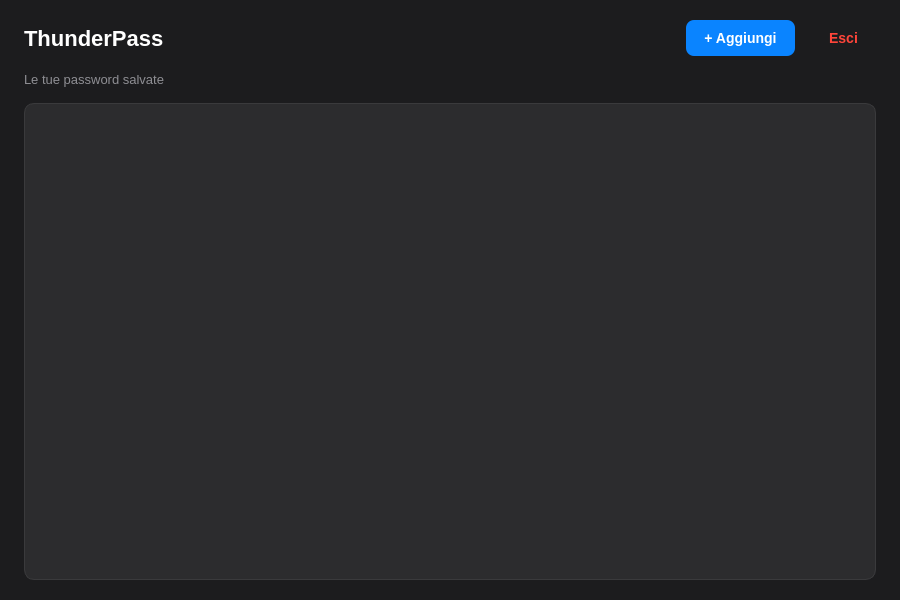
Before: the Qt Designer form src/vaultwindow.ui in IlTocche/ThunderPass, drawn with Qt 5.
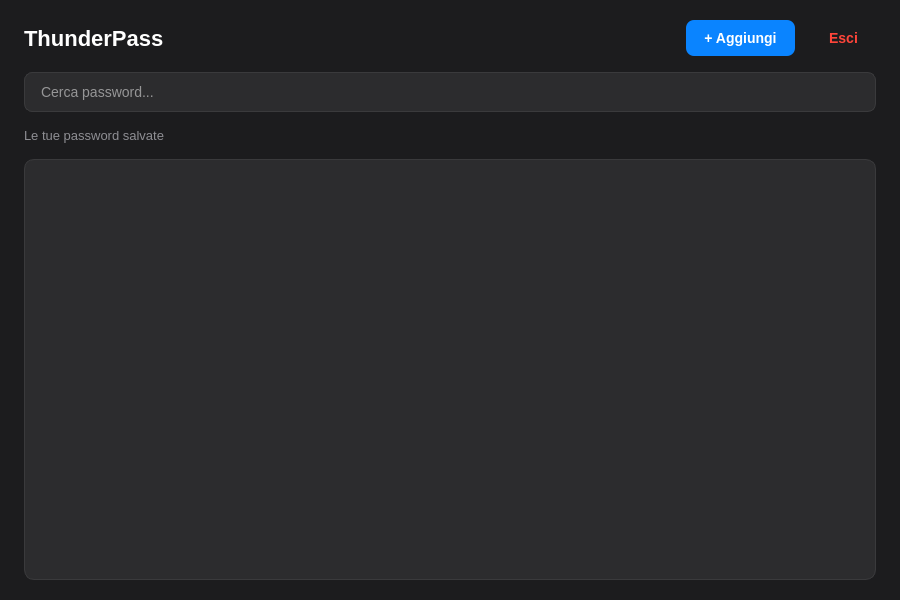
After: the same form once the commit is applied.

Commit message: Add real-time search filter in the password vault

Patch:
```diff
--- a/src/vaultwindow.ui
+++ b/src/vaultwindow.ui
@@ -20,7 +20,6 @@
     color: #ffffff;
     font-family: "SF Pro Display", "Segoe UI", sans-serif;
 }
-
 QPushButton {
     background-color: #0a84ff;
     color: white;
@@ -30,31 +29,36 @@
     font-size: 14px;
     font-weight: 600;
 }
-
 QPushButton:hover {
     background-color: #0071e3;
 }
-
 QPushButton#logoutButton {
     background-color: transparent;
     color: #ff453a;
     font-weight: 500;
 }
-
 QPushButton#logoutButton:hover {
     color: #ff6961;
 }
-
 QLabel#titleLabel {
     font-size: 22px;
     font-weight: 700;
 }
-
 QLabel#subtitleLabel {
     font-size: 13px;
     color: #8e8e93;
 }
-
+QLineEdit#searchEdit {
+    background-color: #2c2c2e;
+    border: 1px solid #3a3a3c;
+    border-radius: 8px;
+    padding: 10px 14px;
+    color: #ffffff;
+    font-size: 14px;
+}
+QLineEdit#searchEdit:focus {
+    border: 1px solid #0a84ff;
+}
 QListWidget {
     background-color: #2c2c2e;
     border: 1px solid #3a3a3c;
@@ -63,12 +67,10 @@
     color: #ffffff;
     outline: none;
 }
-
 QListWidget::item {
     padding: 12px;
     border-radius: 6px;
 }
-
 QListWidget::item:selected {
     background-color: #0a84ff;
 }
@@ -135,6 +137,16 @@
       </item>
      </layout>
     </item>
+
+    <!-- Search bar -->
+    <item>
+     <widget class="QLineEdit" name="searchEdit">
+      <property name="placeholderText">
+       <string>Cerca password...</string>
+      </property>
+     </widget>
+    </item>
+
     <item>
      <widget class="QLabel" name="subtitleLabel">
       <property name="text">
```
Left out of the diff: 3 changed lines with no effect on the pictures. The commit also changes 2 other files.
